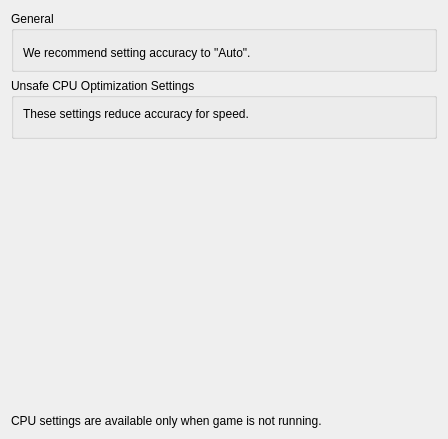
This is src/yuzu/configuration/configure_cpu.ui in rorrim-rorrim/eden-alt as Qt 5 draws it before an edit. The edited form follows.
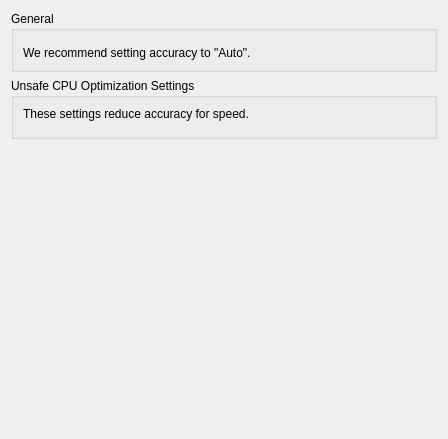
This is the edited form.

Commit message:
configuration: Workaround for Windows Qt bug
Odd issue happens that dragging the cpu or system tabs in custom configs
would cause the window to take up the entire verticle space of the
screen.

Patch:
```diff
--- a/src/yuzu/configuration/configure_cpu.ui
+++ b/src/yuzu/configuration/configure_cpu.ui
@@ -16,9 +16,12 @@
   <property name="accessibleName">
    <string>CPU</string>
   </property>
-  <layout class="QVBoxLayout">
+  <layout class="QVBoxLayout" name="vboxlayout_2" stretch="0">
    <item>
-    <layout class="QVBoxLayout">
+    <layout class="QVBoxLayout" name="vboxlayout">
+     <property name="bottomMargin">
+      <number>0</number>
+     </property>
      <item>
       <widget class="QGroupBox" name="groupBox">
        <property name="title">
@@ -56,10 +59,6 @@
        </layout>
       </widget>
      </item>
-    </layout>
-   </item>
-   <item>
-    <layout class="QVBoxLayout">
      <item>
       <widget class="QGroupBox" name="unsafe_group">
        <property name="title">
@@ -97,13 +96,14 @@
        </layout>
       </widget>
      </item>
-    </layout>
-   </item>
    <item>
     <spacer name="verticalSpacer">
      <property name="orientation">
       <enum>Qt::Vertical</enum>
      </property>
+       <property name="sizeType">
+        <enum>QSizePolicy::Expanding</enum>
+       </property>
      <property name="sizeHint" stdset="0">
       <size>
        <width>20</width>
@@ -112,15 +112,7 @@
      </property>
     </spacer>
    </item>
-   <item>
-    <widget class="QLabel" name="label_disable_info">
-     <property name="text">
-      <string>CPU settings are available only when game is not running.</string>
-     </property>
-     <property name="wordWrap">
-      <bool>true</bool>
-     </property>
-    </widget>
+    </layout>
    </item>
   </layout>
  </widget>
```
Lines whose indentation alone changed are shown as unchanged. The commit also changes 2 other files.
